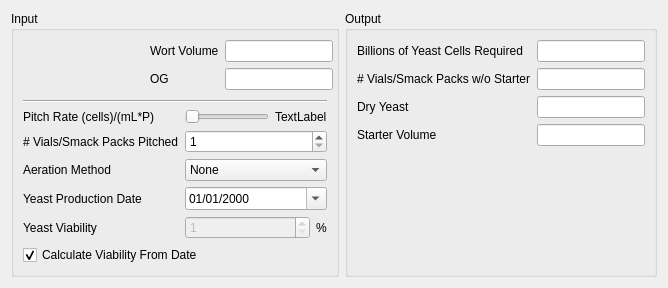
This is ui/pitchDialog.ui in Brewtarget/brewtarget as Qt 5 draws it before an edit. The edited form follows.
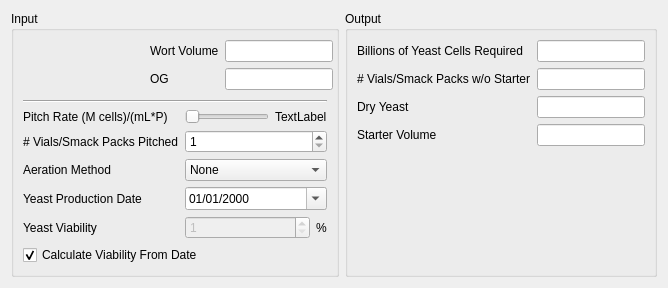
This is the edited form.

Patch:
```diff
--- a/ui/pitchDialog.ui
+++ b/ui/pitchDialog.ui
@@ -97,7 +97,7 @@
            <string>For ales, 0.75-1. For lagers, 1.5-2.</string>
           </property>
           <property name="text">
-           <string>Pitch Rate (cells)/(mL*P)</string>
+           <string>Pitch Rate (M cells)/(mL*P)</string>
           </property>
          </widget>
         </item>
```
